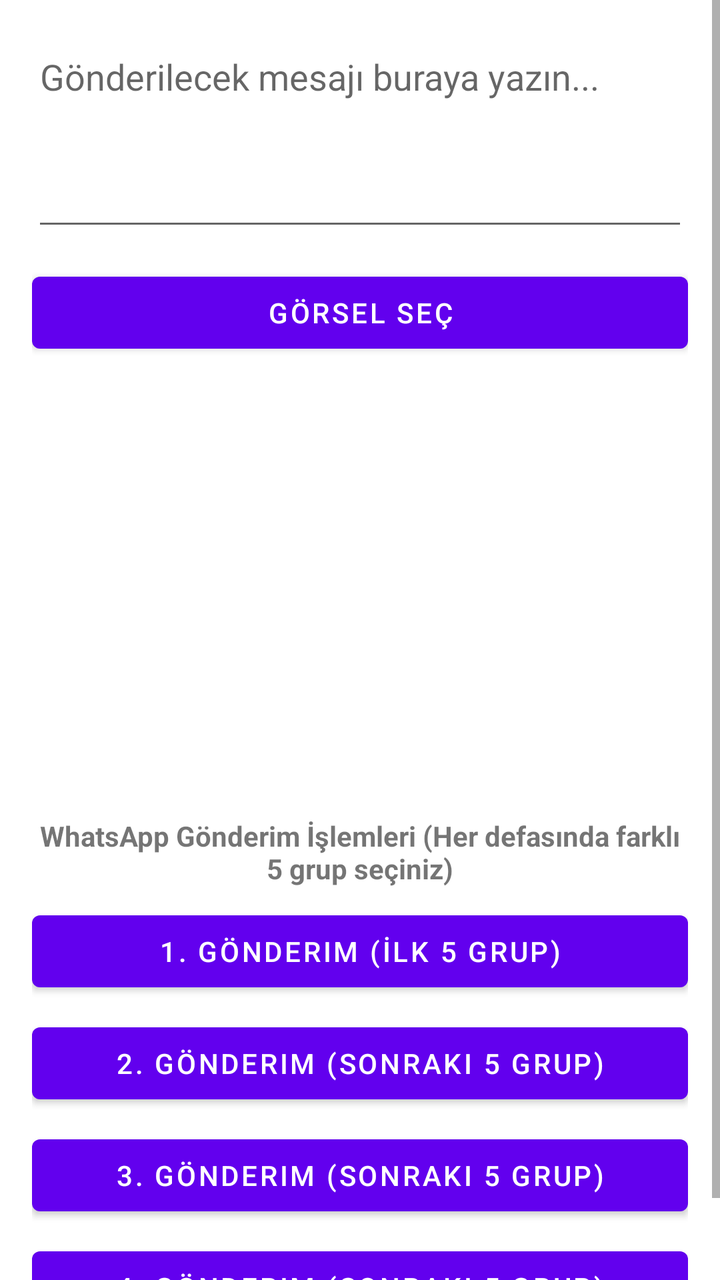
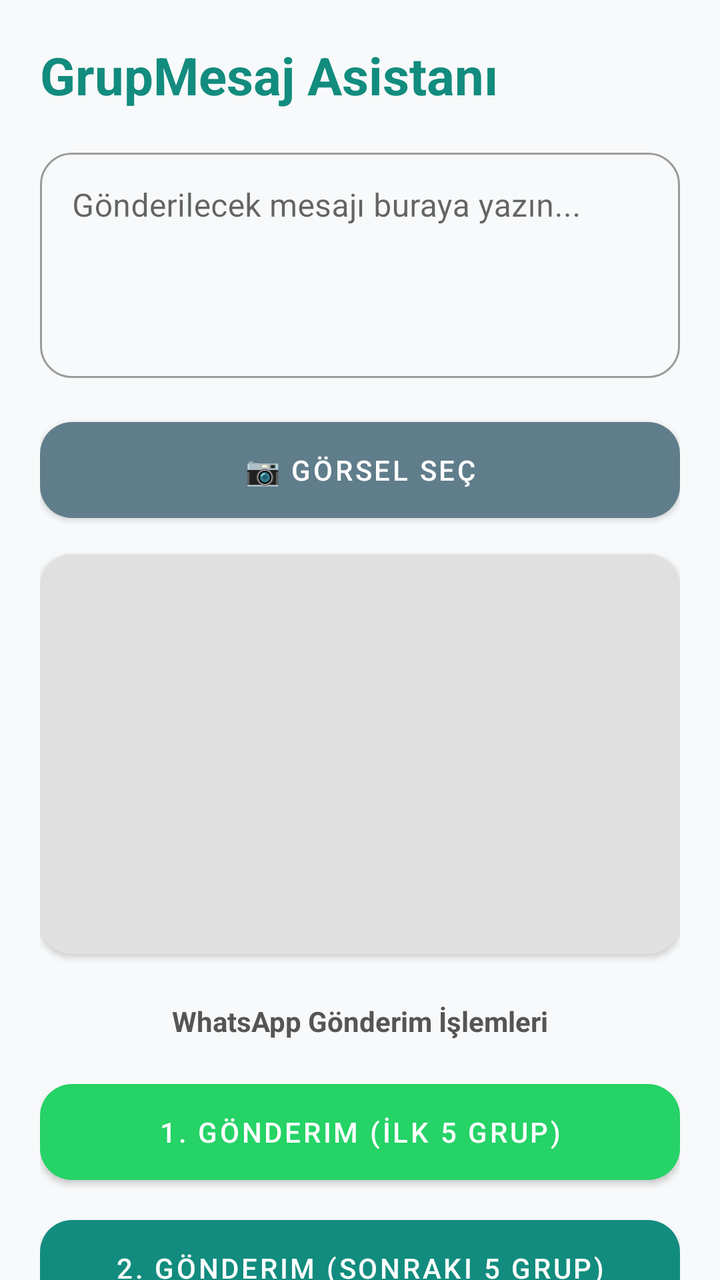

Compare the two renders of this Android layout. The source of the first and the diff that turns it into the second are given below.
<!-- AndroidManifest.xml: application theme Theme.MaterialComponents.Light.NoActionBar -->
<!-- res/layout/activity_main.xml -->
<?xml version="1.0" encoding="utf-8"?>
<ScrollView xmlns:android="http://schemas.android.com/apk/res/android"
    android:layout_width="match_parent"
    android:layout_height="match_parent">

    <LinearLayout
        android:layout_width="match_parent"
        android:layout_height="wrap_content"
        android:orientation="vertical"
        android:padding="16dp">

        <EditText
            android:id="@+id/messageEditText"
            android:layout_width="match_parent"
            android:layout_height="wrap_content"
            android:hint="Gönderilecek mesajı buraya yazın..."
            android:minLines="4"
            android:gravity="top|start" />

        <Button
            android:id="@+id/selectImageButton"
            android:layout_width="match_parent"
            android:layout_height="wrap_content"
            android:text="Görsel Seç"
            android:layout_marginTop="12dp" />

        <ImageView
            android:id="@+id/previewImageView"
            android:layout_width="match_parent"
            android:layout_height="200dp"
            android:layout_marginTop="12dp"
            android:scaleType="fitCenter" />

        <TextView
            android:layout_width="match_parent"
            android:layout_height="wrap_content"
            android:text="WhatsApp Gönderim İşlemleri (Her defasında farklı 5 grup seçiniz)"
            android:textStyle="bold"
            android:layout_marginTop="16dp"
            android:gravity="center" />

        <Button
            android:id="@+id/btnSend1"
            android:layout_width="match_parent"
            android:layout_height="wrap_content"
            android:text="1. Gönderim (İlk 5 Grup)"
            android:layout_marginTop="8dp" />

        <Button
            android:id="@+id/btnSend2"
            android:layout_width="match_parent"
            android:layout_height="wrap_content"
            android:text="2. Gönderim (Sonraki 5 Grup)"
            android:layout_marginTop="8dp" />

        <Button
            android:id="@+id/btnSend3"
            android:layout_width="match_parent"
            android:layout_height="wrap_content"
            android:text="3. Gönderim (Sonraki 5 Grup)"
            android:layout_marginTop="8dp" />

        <Button
            android:id="@+id/btnSend4"
            android:layout_width="match_parent"
            android:layout_height="wrap_content"
            android:text="4. Gönderim (Sonraki 5 Grup)"
            android:layout_marginTop="8dp" />

    </LinearLayout>
</ScrollView>
<!-- resources referenced by this layout -->
<resources>

</resources>

<!-- the commit's change to res/layout/activity_main.xml (unified diff, before → after) -->
@@ -1,71 +1,113 @@
 <?xml version="1.0" encoding="utf-8"?>
-<ScrollView xmlns:android="http://schemas.android.com/apk/res/android"
+<androidx.core.widget.NestedScrollView xmlns:android="http://schemas.android.com/apk/res/android"
+    xmlns:app="http://schemas.android.com/apk/res-auto"
     android:layout_width="match_parent"
-    android:layout_height="match_parent">
+    android:layout_height="match_parent"
+    android:fillViewport="true"
+    android:background="#F8F9FA">
 
     <LinearLayout
         android:layout_width="match_parent"
         android:layout_height="wrap_content"
         android:orientation="vertical"
-        android:padding="16dp">
-
-        <EditText
-            android:id="@+id/messageEditText"
-            android:layout_width="match_parent"
-            android:layout_height="wrap_content"
-            android:hint="Gönderilecek mesajı buraya yazın..."
-            android:minLines="4"
-            android:gravity="top|start" />
-
-        <Button
-            android:id="@+id/selectImageButton"
-            android:layout_width="match_parent"
-            android:layout_height="wrap_content"
-            android:text="Görsel Seç"
-            android:layout_marginTop="12dp" />
-
-        <ImageView
-            android:id="@+id/previewImageView"
-            android:layout_width="match_parent"
-            android:layout_height="200dp"
-            android:layout_marginTop="12dp"
-            android:scaleType="fitCenter" />
+        android:padding="20dp">
 
         <TextView
             android:layout_width="match_parent"
             android:layout_height="wrap_content"
-            android:text="WhatsApp Gönderim İşlemleri (Her defasında farklı 5 grup seçiniz)"
+            android:text="GrupMesaj Asistanı"
+            android:textSize="26sp"
             android:textStyle="bold"
-            android:layout_marginTop="16dp"
-            android:gravity="center" />
+            android:textColor="#128C7E"
+            android:layout_marginBottom="16dp" />
 
-        <Button
+        <com.google.android.material.textfield.TextInputLayout
+            android:layout_width="match_parent"
+            android:layout_height="wrap_content"
+            android:hint="Gönderilecek mesajı buraya yazın..."
+            style="@style/Widget.MaterialComponents.TextInputLayout.OutlinedBox"
+            app:boxCornerRadiusTopStart="16dp"
+            app:boxCornerRadiusTopEnd="16dp"
+            app:boxCornerRadiusBottomStart="16dp"
+            app:boxCornerRadiusBottomEnd="16dp">
+
+            <com.google.android.material.textfield.TextInputEditText
+                android:id="@+id/messageEditText"
+                android:layout_width="match_parent"
+                android:layout_height="wrap_content"
+                android:minLines="4"
+                android:gravity="top|start" />
+        </com.google.android.material.textfield.TextInputLayout>
+
+        <com.google.android.material.button.MaterialButton
+            android:id="@+id/selectImageButton"
+            android:layout_width="match_parent"
+            android:layout_height="60dp"
+            android:text="📷 Görsel Seç"
+            app:cornerRadius="16dp"
+            app:backgroundTint="#607D8B"
+            android:layout_marginTop="16dp" />
+
+        <com.google.android.material.card.MaterialCardView
+            android:layout_width="match_parent"
+            android:layout_height="wrap_content"
+            android:layout_marginTop="12dp"
+            app:cardCornerRadius="16dp"
+            app:cardElevation="2dp">
+
+            <ImageView
+                android:id="@+id/previewImageView"
+                android:layout_width="match_parent"
+                android:layout_height="200dp"
+                android:scaleType="centerCrop"
+                android:background="#E0E0E0" />
+        </com.google.android.material.card.MaterialCardView>
+
+        <TextView
+            android:layout_width="match_parent"
+            android:layout_height="wrap_content"
+            android:text="WhatsApp Gönderim İşlemleri"
+            android:textStyle="bold"
+            android:layout_marginTop="24dp"
+            android:layout_marginBottom="8dp"
+            android:gravity="center"
+            android:textColor="#555555" />
+
+        <com.google.android.material.button.MaterialButton
             android:id="@+id/btnSend1"
             android:layout_width="match_parent"
-            android:layout_height="wrap_content"
+            android:layout_height="60dp"
             android:text="1. Gönderim (İlk 5 Grup)"
+            app:cornerRadius="16dp"
+            app:backgroundTint="#25D366"
             android:layout_marginTop="8dp" />
 
-        <Button
+        <com.google.android.material.button.MaterialButton
             android:id="@+id/btnSend2"
             android:layout_width="match_parent"
-            android:layout_height="wrap_content"
+            android:layout_height="60dp"
             android:text="2. Gönderim (Sonraki 5 Grup)"
+            app:cornerRadius="16dp"
+            app:backgroundTint="#128C7E"
             android:layout_marginTop="8dp" />
 
-        <Button
+        <com.google.android.material.button.MaterialButton
             android:id="@+id/btnSend3"
             android:layout_width="match_parent"
-            android:layout_height="wrap_content"
+            android:layout_height="60dp"
             android:text="3. Gönderim (Sonraki 5 Grup)"
+            app:cornerRadius="16dp"
+            app:backgroundTint="#075E54"
             android:layout_marginTop="8dp" />
 
-        <Button
+        <com.google.android.material.button.MaterialButton
             android:id="@+id/btnSend4"
             android:layout_width="match_parent"
-            android:layout_height="wrap_content"
+            android:layout_height="60dp"
             android:text="4. Gönderim (Sonraki 5 Grup)"
+            app:cornerRadius="16dp"
+            app:backgroundTint="#054c44"
             android:layout_marginTop="8dp" />
 
     </LinearLayout>
-</ScrollView>
+</androidx.core.widget.NestedScrollView>
